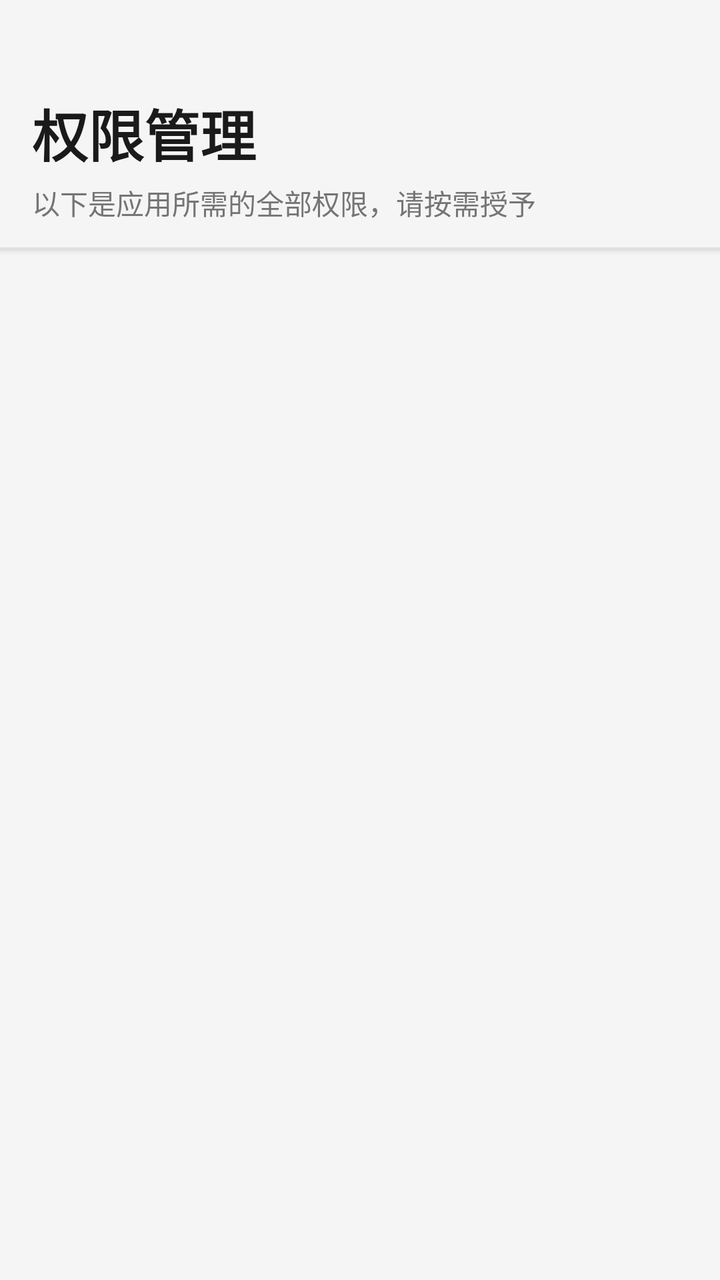
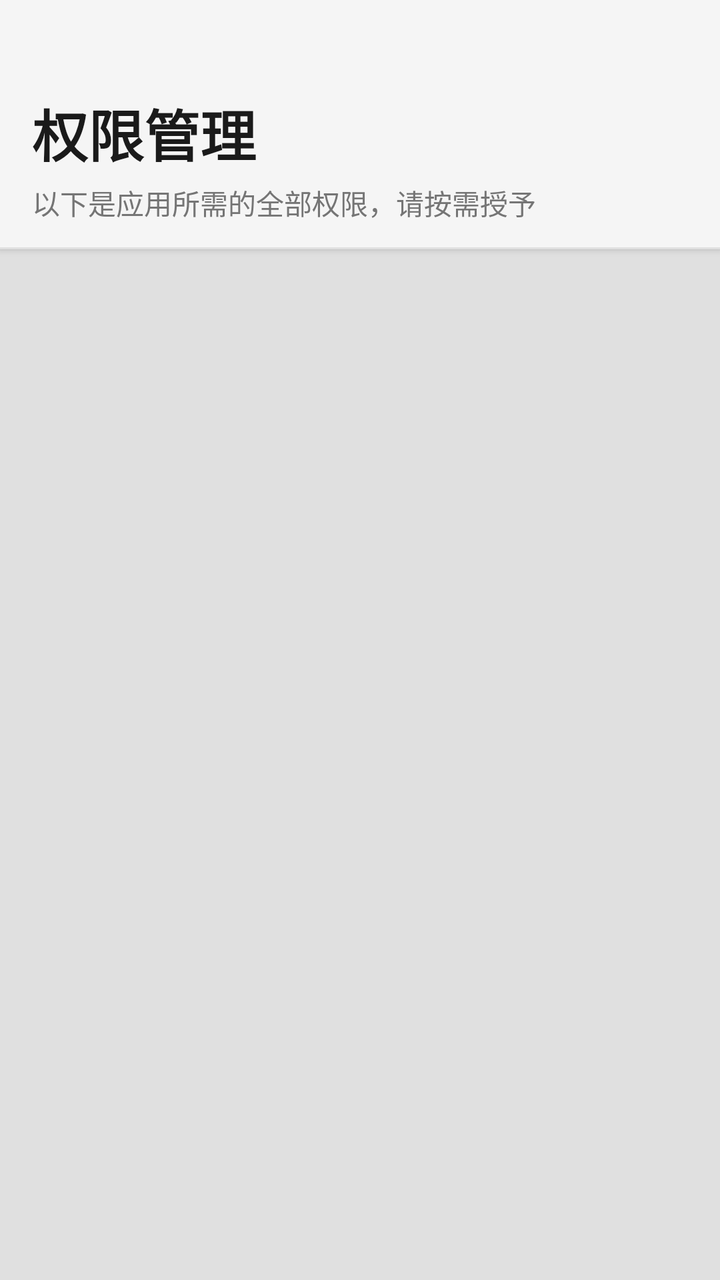

An Android layout rendered at two revisions. The XML below is the earlier revision; the diff shows what the commit changed to produce the second picture.
<!-- AndroidManifest.xml: activity theme Theme.ModernSettings -->
<!-- res/layout/activity_permission_check.xml -->
<?xml version="1.0" encoding="utf-8"?>
<LinearLayout xmlns:android="http://schemas.android.com/apk/res/android"
    android:layout_width="match_parent"
    android:layout_height="match_parent"
    android:orientation="vertical"
    android:background="#F5F5F5">

    
    <LinearLayout
        android:layout_width="match_parent"
        android:layout_height="wrap_content"
        android:orientation="vertical"
        android:background="?attr/bgPage"
        android:elevation="2dp">

        <TextView
            android:layout_width="wrap_content"
            android:layout_height="wrap_content"
            android:text="权限管理"
            android:textSize="28sp"
            android:textStyle="bold"
            android:textColor="?attr/textPrimary"
            android:paddingHorizontal="16dp"
            android:paddingTop="46dp"
            android:paddingBottom="4dp" />

        <TextView
            android:layout_width="wrap_content"
            android:layout_height="wrap_content"
            android:text="以下是应用所需的全部权限，请按需授予"
            android:textSize="14sp"
            android:textColor="?attr/textSecondary"
            android:paddingHorizontal="16dp"
            android:paddingBottom="12dp" />

        <View
            android:layout_width="match_parent"
            android:layout_height="1dp"
            android:background="?attr/dividerColor" />

    </LinearLayout>

    <ScrollView
        android:layout_width="match_parent"
        android:layout_height="match_parent"
        android:paddingHorizontal="16dp"
        android:paddingBottom="16dp">

        <LinearLayout
            android:id="@+id/permission_list_container"
            android:layout_width="match_parent"
            android:layout_height="wrap_content"
            android:orientation="vertical" />

    </ScrollView>

</LinearLayout>
<!-- resources referenced by this layout -->
<resources>
  <style name="Theme.ModernSettings" parent="Theme.MaterialComponents.DayNight.NoActionBar">
          <item name="colorPrimary">#1976D2</item>
          <item name="colorPrimaryVariant">#1565C0</item>
          <item name="colorOnPrimary">@color/white</item>
          <item name="colorSecondary">#1976D2</item>
          <item name="colorSecondaryVariant">#1565C0</item>
          <item name="colorOnSecondary">@color/white</item>
          <item name="android:statusBarColor">#F5F5F5</item>
          <item name="android:windowBackground">#F5F5F5</item>
          <item name="android:navigationBarColor">#F5F5F5</item>
          <item name="android:windowLightStatusBar" tools:targetApi="m">true</item>
          
          <item name="bgPage">#F5F5F5</item>
          <item name="bgCard">#FFFFFF</item>
          <item name="textPrimary">#1A1A1A</item>
          <item name="textSecondary">#757575</item>
          <item name="textHint">#9E9E9E</item>
          <item name="dividerColor">#E0E0E0</item>
          <item name="dividerLight">#F0F0F0</item>
          <item name="colorPrimaryBrand">#1976D2</item>
          <item name="btnSecondaryBg">#E3F2FD</item>
          <item name="btnSecondaryText">#1976D2</item>
          <item name="trackColor">#BDBDBD</item>
          <item name="inputBg">#FFFFFF</item>
          <item name="inputStroke">#D0D0D0</item>
      </style>
  <color name="white">#FFFFFFFF</color>
</resources>

<!-- the commit's change to res/layout/activity_permission_check.xml (unified diff, before → after) -->
@@ -3,7 +3,7 @@
     android:layout_width="match_parent"
     android:layout_height="match_parent"
     android:orientation="vertical"
-    android:background="#F5F5F5">
+    android:background="?attr/dividerColor">
 
     
     <LinearLayout
@@ -44,6 +44,7 @@
         android:layout_width="match_parent"
         android:layout_height="match_parent"
         android:paddingHorizontal="16dp"
+        android:paddingTop="16dp"
         android:paddingBottom="16dp">
 
         <LinearLayout
